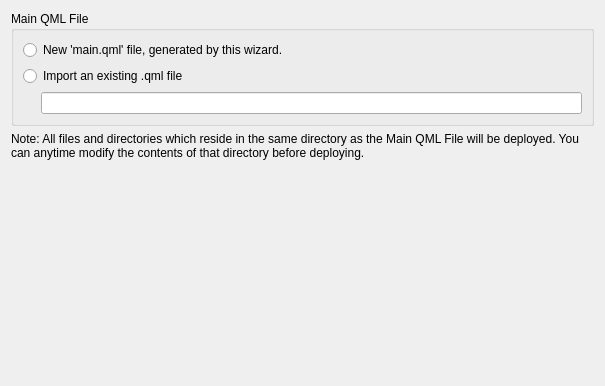
qt-creator/qt-creator, file src/plugins/qt4projectmanager/wizards/qmlstandaloneappwizardsourcespage.ui: the form before one commit.
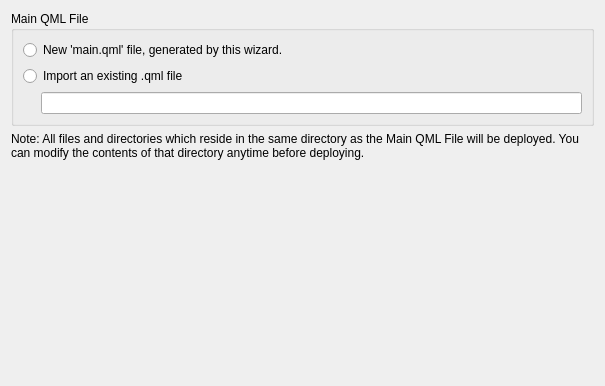
The form after the commit. Custom widgets are drawn as their Qt base class.

Diff of the .ui file:
```diff
--- a/src/plugins/qt4projectmanager/wizards/qmlstandaloneappwizardsourcespage.ui
+++ b/src/plugins/qt4projectmanager/wizards/qmlstandaloneappwizardsourcespage.ui
@@ -65,7 +65,7 @@
       </sizepolicy>
      </property>
      <property name="text">
-      <string>Note: All files and directories which reside in the same directory as the Main QML File will be deployed. You can anytime modify the contents of that directory before deploying.</string>
+      <string>Note: All files and directories which reside in the same directory as the Main QML File will be deployed. You can modify the contents of that directory anytime before deploying.</string>
      </property>
      <property name="alignment">
       <set>Qt::AlignLeading|Qt::AlignLeft|Qt::AlignTop</set>
```
